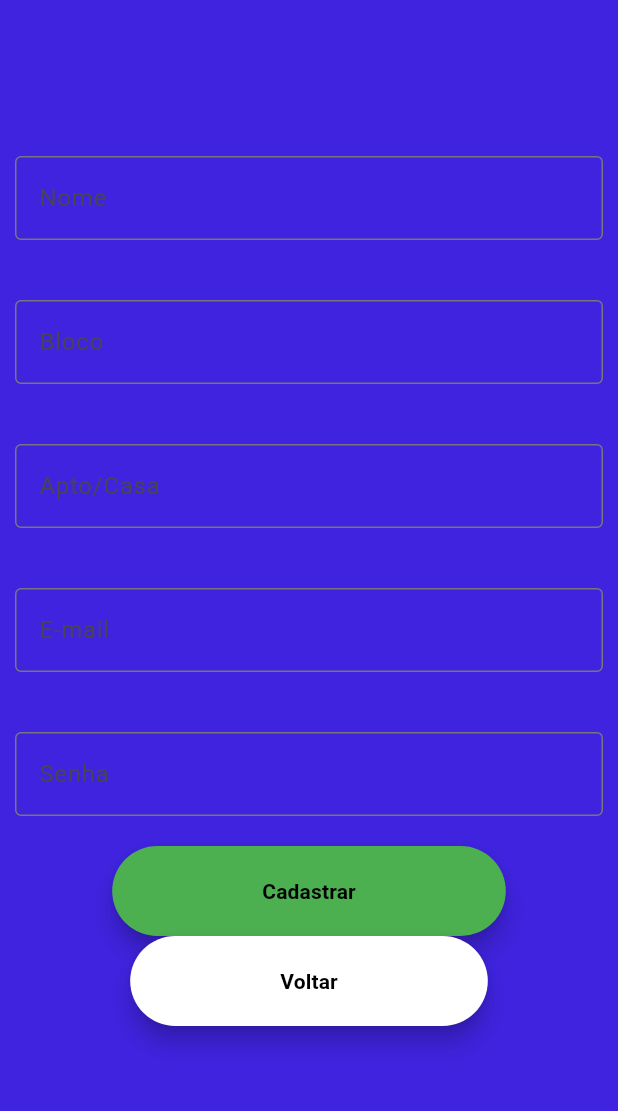
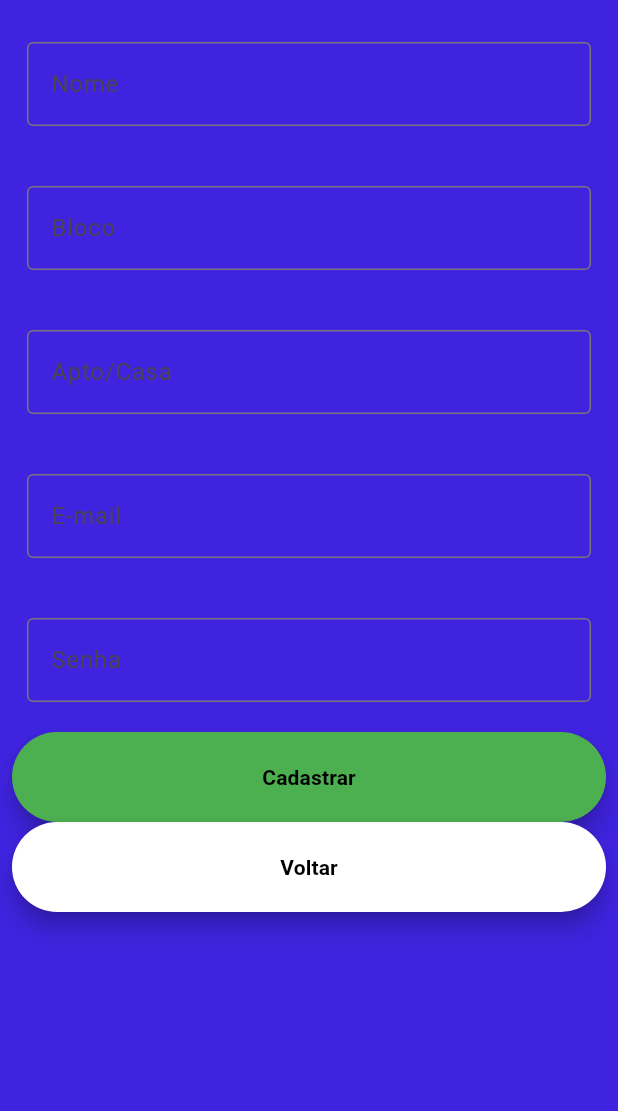
Before and after one commit to carlosnsilva/residence-app, a Flutter app: the screen it shows after launch, after a tap on "Cadastre-se", on a phone screen of 412 x 824 dp, the part 84-1195 px from its top. Run offline on Flutter 3.47's test engine with Material 3 defaults, Android fonts, the phone set to English and light mode, and no system bars.

Commit message:
Fix: Corrigindo o scroll da tela de cadastro

```diff
--- a/residence-app/residence/lib/loginPage.dart
+++ b/residence-app/residence/lib/loginPage.dart
@@ -1,5 +1,4 @@
 import 'package:flutter/material.dart';
-import 'package:page_transition/page_transition.dart';
 import './registerPage.dart';
 
 class MyLogin extends StatelessWidget {
--- a/residence-app/residence/lib/main.dart
+++ b/residence-app/residence/lib/main.dart
@@ -15,9 +15,9 @@ class MyApp extends StatelessWidget {
     return MaterialApp(
       title: appTitulo,
       home: Scaffold(
-        backgroundColor: Color.fromARGB(255, 63, 35, 223),
-        appBar: AppBar(title: Text(appTitulo),),
-        body: MyLogin(),
+        backgroundColor: const Color.fromARGB(255, 63, 35, 223),
+        appBar: AppBar(title: const Text(appTitulo),),
+        body: const MyLogin(),
         //body: Image.asset('assets/images/logo-1.png'),
       ),
     );
--- a/residence-app/residence/lib/registerPage.dart
+++ b/residence-app/residence/lib/registerPage.dart
@@ -4,8 +4,9 @@ class RegisterUser extends StatelessWidget{
   const RegisterUser({super.key});
   @override
   Widget build(BuildContext context){
-    return Column(crossAxisAlignment: CrossAxisAlignment.center, mainAxisAlignment: MainAxisAlignment.center,
-    children: <Widget>[
+    return ListView(
+      padding: const EdgeInsets.all(8),
+      children: <Widget>[
       const Padding(
         padding: EdgeInsets.symmetric(horizontal: 10, vertical: 20),
         child: TextField(
```
Also changed, not shown: 1 other file.
